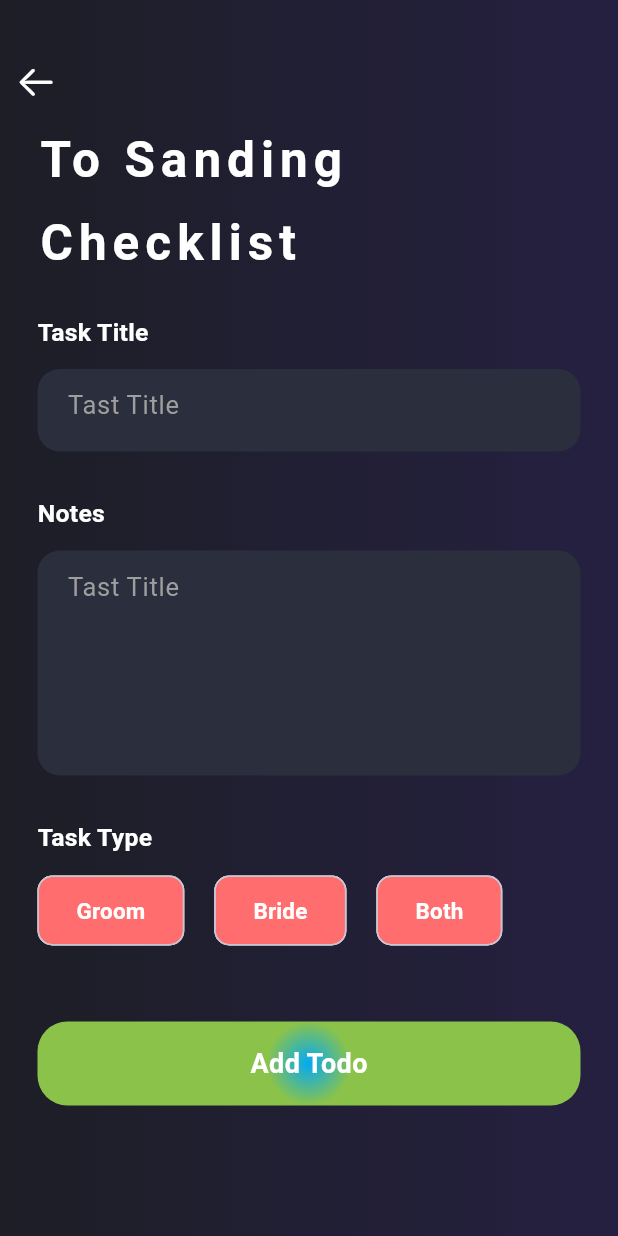
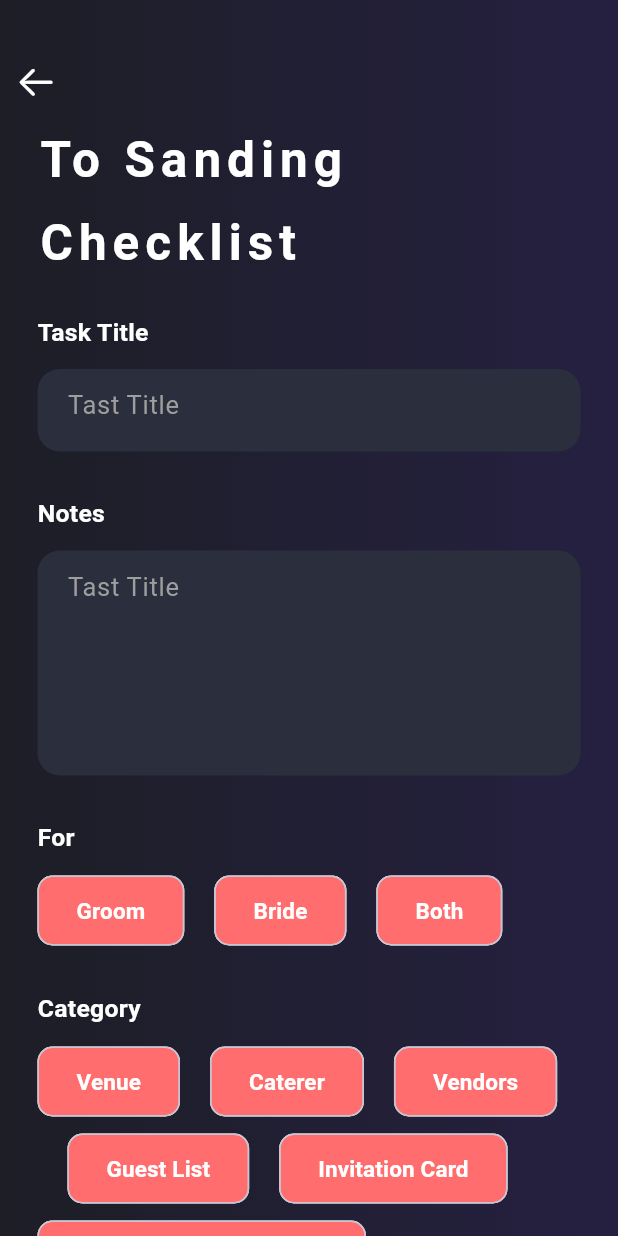
Before and after one commit to faizhaffizudin/happywedd-fyp, a Flutter app: the screen it shows after launch, item 2 of the bottom bar chosen, on a phone screen of 412 x 824 dp. Run offline on Flutter 3.47's test engine with Material 3 defaults, Android fonts, the phone set to English and light mode, and no system bars; our stand-ins replace cloud_firestore, firebase_auth, firebase_core, flutter_secure_storage, flutter_svg, google_sign_in; accounts and stored records are empty.

Commit message:
CRUD Read

```diff
--- a/lib/main.dart
+++ b/lib/main.dart
@@ -133,7 +133,6 @@ import 'package:happywedd1/pages/toSandingAdd.dart';
 import 'package:happywedd1/services/auth.dart';
 import 'package:happywedd1/pages/splashScreen.dart';
 
-
 void main() async {
   WidgetsFlutterBinding.ensureInitialized();
   await Firebase.initializeApp(
--- a/lib/pages/toSandingAdd.dart
+++ b/lib/pages/toSandingAdd.dart
@@ -1,3 +1,4 @@
+import 'package:cloud_firestore/cloud_firestore.dart';
 import 'package:flutter/cupertino.dart';
 import 'package:flutter/material.dart';
 import 'package:happywedd1/pages/toSanding.dart';
@@ -10,6 +11,11 @@ class ToSandingAdd extends StatefulWidget {
 }
 
 class _ToSandState extends State<ToSandingAdd> {
+  TextEditingController _titleController = TextEditingController();
+  TextEditingController _notesController = TextEditingController();
+  String target = "";
+  String category = "";
+
   @override
   Widget build(BuildContext context) {
     return Scaffold(
@@ -31,8 +37,7 @@ class _ToSandState extends State<ToSandingAdd> {
                 ),
                 IconButton(
                     onPressed: () {
-                      // Navigator.push(context,
-                      //     MaterialPageRoute(builder: (builder) => ToSanding()));
+                      Navigator.pop(context);
                     },
                     icon: Icon(
                       CupertinoIcons.arrow_left,
@@ -99,21 +104,55 @@ class _ToSandState extends State<ToSandingAdd> {
                       SizedBox(
                         height: 30,
                       ),
-                      label("Task Type"),
+                      label("For"),
                       SizedBox(
                         height: 12,
                       ),
-                      Row(
+                      Wrap(
                         children: [
-                          chipData("Groom", 0xffff6d6e),
+                          targetChip("Groom", 0xffff6d6e),
                           SizedBox(
                             width: 20,
                           ),
-                          chipData("Bride", 0xffff6d6e),
+                          targetChip("Bride", 0xffff6d6e),
                           SizedBox(
                             width: 20,
                           ),
-                          chipData("Both", 0xffff6d6e),
+                          targetChip("Both", 0xffff6d6e),
+                        ],
+                      ),
+
+                      SizedBox(
+                        height: 30,
+                      ),
+                      label("Category"),
+                      SizedBox(
+                        height: 12,
+                      ),
+                      Wrap(
+                        runSpacing: 10,
+                        children: [
+                          categoryChip("Venue", 0xffff6d6e),
+                          SizedBox(
+                            width: 20,
+                          ),
+                          categoryChip("Caterer", 0xffff6d6e),
+                          SizedBox(
+                            width: 20,
+                          ),
+                          categoryChip("Vendors", 0xffff6d6e),
+                          SizedBox(
+                            width: 20,
+                          ),
+                          categoryChip("Guest List", 0xffff6d6e),
+                          SizedBox(
+                            width: 20,
+                          ),
+                          categoryChip("Invitation Card", 0xffff6d6e),
+                          SizedBox(
+                            width: 20,
+                          ),
+                          categoryChip("Precautionary Measures", 0xffff6d6e),
                         ],
                       ),
 
@@ -132,7 +171,17 @@ class _ToSandState extends State<ToSandingAdd> {
   }
 
   Widget submitBtn() {
-    return Container(
+    return InkWell(
+        onTap: () {
+          FirebaseFirestore.instance.collection("toSanding").add({
+            "title": _titleController.text,
+            "notes": _notesController.text,
+            "target": target,
+            "category": category
+          });
+          Navigator.pop(context);
+        },
+        child: Container(
             height: 56,
             width: MediaQuery.of(context).size.width,
             decoration: BoxDecoration(
@@ -147,7 +196,7 @@ class _ToSandState extends State<ToSandingAdd> {
                       fontSize: 18,
                       color: Colors.white,
                       fontWeight: FontWeight.w600,
-                ))));
+                    )))));
   }
 
   Widget notes() {
@@ -159,6 +208,7 @@ class _ToSandState extends State<ToSandingAdd> {
         borderRadius: BorderRadius.circular(15),
       ),
       child: TextFormField(
+        controller: _notesController,
         style: TextStyle(
           color: Colors.grey,
           fontSize: 17,
@@ -179,9 +229,15 @@ class _ToSandState extends State<ToSandingAdd> {
     );
   }
 
-  Widget chipData(String label, int color) {
-    return Chip(
-      backgroundColor: Color(color),
+  Widget targetChip(String label, int color) {
+    return InkWell(
+        onTap: () {
+          setState(() {
+            target = label;
+          });
+        },
+        child: Chip(
+          backgroundColor: target == label ? Colors.white : Color(color),
           shape: RoundedRectangleBorder(
             borderRadius: BorderRadius.circular(10),
           ),
@@ -189,7 +245,7 @@ class _ToSandState extends State<ToSandingAdd> {
             label,
             style: TextStyle(
               fontSize: 15,
-          color: Colors.white,
+              color: target == label ? Colors.black : Colors.white,
               fontWeight: FontWeight.w600,
             ),
           ),
@@ -197,7 +253,34 @@ class _ToSandState extends State<ToSandingAdd> {
             horizontal: 17,
             vertical: 3.8,
           ),
-    );
+        ));
+  }
+
+  Widget categoryChip(String label, int color) {
+    return InkWell(
+        onTap: () {
+          setState(() {
+            category = label;
+          });
+        },
+        child: Chip(
+          backgroundColor: category == label ? Colors.white : Color(color),
+          shape: RoundedRectangleBorder(
+            borderRadius: BorderRadius.circular(10),
+          ),
+          label: Text(
+            label,
+            style: TextStyle(
+              fontSize: 15,
+              color: category == label ? Colors.black : Colors.white,
+              fontWeight: FontWeight.w600,
+            ),
+          ),
+          labelPadding: EdgeInsets.symmetric(
+            horizontal: 17,
+            vertical: 3.8,
+          ),
+        ));
   }
 
   Widget title() {
@@ -209,6 +292,7 @@ class _ToSandState extends State<ToSandingAdd> {
         borderRadius: BorderRadius.circular(15),
       ),
       child: TextFormField(
+        controller: _titleController,
         style: TextStyle(
           color: Colors.grey,
           fontSize: 17,
```
Also changed, not shown: lib/pages/toSanding.dart (+63 -17 lines). Lines whose indentation alone changed are shown as unchanged.
